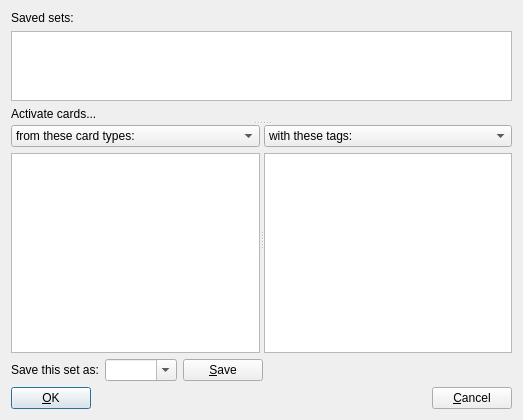
First picture: the form in mnemosyne/mnemosyne/pyqt_ui/activate_cards_dlg.ui, repository vasvlad/pomni, before the edit.
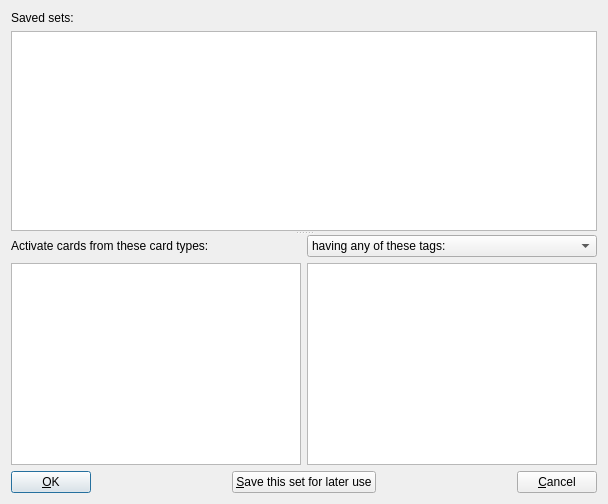
Second picture: the form after the edit.

Commit message: Redesign dialog.

What changed in the file:
```diff
--- a/mnemosyne/mnemosyne/pyqt_ui/activate_cards_dlg.ui
+++ b/mnemosyne/mnemosyne/pyqt_ui/activate_cards_dlg.ui
@@ -6,24 +6,22 @@
    <rect>
     <x>0</x>
     <y>0</y>
-    <width>523</width>
-    <height>408</height>
+    <width>608</width>
+    <height>504</height>
    </rect>
   </property>
   <property name="windowTitle">
    <string>Activate cards</string>
   </property>
-  <layout class="QVBoxLayout" name="verticalLayout_5">
-   <item>
-    <layout class="QVBoxLayout" name="verticalLayout_4">
-     <item>
-      <widget class="QSplitter" name="splitter_2">
-       <property name="orientation">
-        <enum>Qt::Vertical</enum>
-       </property>
-       <widget class="QWidget" name="">
         <layout class="QVBoxLayout" name="verticalLayout_3">
          <item>
+    <widget class="QSplitter" name="splitter">
+     <property name="orientation">
+      <enum>Qt::Vertical</enum>
+     </property>
+     <widget class="QWidget" name="layoutWidget">
+      <layout class="QVBoxLayout" name="verticalLayout_2">
+       <item>
           <widget class="QLabel" name="label_3">
            <property name="text">
             <string>Saved sets:</string>
@@ -31,35 +29,26 @@
           </widget>
          </item>
          <item>
-          <widget class="QListView" name="saved_sets">
-           <property name="sizePolicy">
-            <sizepolicy hsizetype="Expanding" vsizetype="Expanding">
-             <horstretch>0</horstretch>
-             <verstretch>0</verstretch>
-            </sizepolicy>
-           </property>
-          </widget>
-         </item>
-         <item>
-          <widget class="QLabel" name="label">
-           <property name="text">
-            <string>Activate cards...</string>
-           </property>
-          </widget>
+        <widget class="QListView" name="saved_sets"/>
          </item>
         </layout>
        </widget>
-       <widget class="QSplitter" name="splitter">
-        <property name="orientation">
-         <enum>Qt::Horizontal</enum>
-        </property>
-        <widget class="QWidget" name="">
+     <widget class="QWidget" name="layoutWidget">
          <layout class="QVBoxLayout" name="verticalLayout">
           <item>
-           <widget class="QComboBox" name="comboBox">
+        <layout class="QGridLayout" name="gridLayout">
+         <item row="0" column="0">
+          <widget class="QLabel" name="label">
+           <property name="text">
+            <string>Activate cards from these card types:</string>
+           </property>
+          </widget>
+         </item>
+         <item row="0" column="1">
+          <widget class="QComboBox" name="comboBox_2">
             <item>
              <property name="text">
-              <string>from these card types:</string>
+             <string>having any of these tags:</string>
              </property>
             </item>
             <item>
@@ -69,20 +58,8 @@
             </item>
            </widget>
           </item>
-          <item>
+         <item row="1" column="0">
            <widget class="QTreeWidget" name="card_types_tree">
-            <property name="sizePolicy">
-             <sizepolicy hsizetype="Expanding" vsizetype="Expanding">
-              <horstretch>0</horstretch>
-              <verstretch>0</verstretch>
-             </sizepolicy>
-            </property>
-            <property name="minimumSize">
-             <size>
-              <width>0</width>
-              <height>200</height>
-             </size>
-            </property>
             <property name="headerHidden">
              <bool>true</bool>
             </property>
@@ -96,32 +73,8 @@
             </column>
            </widget>
           </item>
-         </layout>
-        </widget>
-        <widget class="QWidget" name="">
-         <layout class="QVBoxLayout" name="verticalLayout_2">
-          <item>
-           <widget class="QComboBox" name="comboBox_2">
-            <item>
-             <property name="text">
-              <string>with these tags:</string>
-             </property>
-            </item>
-            <item>
-             <property name="text">
-              <string>without these tags:</string>
-             </property>
-            </item>
-           </widget>
-          </item>
-          <item>
+         <item row="1" column="1">
            <widget class="QTreeWidget" name="tags_tree">
-            <property name="sizePolicy">
-             <sizepolicy hsizetype="Expanding" vsizetype="Expanding">
-              <horstretch>0</horstretch>
-              <verstretch>0</verstretch>
-             </sizepolicy>
-            </property>
             <property name="sortingEnabled">
              <bool>true</bool>
             </property>
@@ -142,47 +95,6 @@
            </widget>
           </item>
          </layout>
-        </widget>
-       </widget>
-      </widget>
-     </item>
-     <item>
-      <layout class="QHBoxLayout" name="horizontalLayout_2">
-       <item>
-        <widget class="QLabel" name="label_2">
-         <property name="text">
-          <string>Save this set as:</string>
-         </property>
-        </widget>
-       </item>
-       <item>
-        <widget class="QComboBox" name="save_set_as">
-         <property name="editable">
-          <bool>true</bool>
-         </property>
-        </widget>
-       </item>
-       <item>
-        <widget class="QPushButton" name="save_button">
-         <property name="text">
-          <string>&amp;Save</string>
-         </property>
-        </widget>
-       </item>
-       <item>
-        <spacer name="horizontalSpacer">
-         <property name="orientation">
-          <enum>Qt::Horizontal</enum>
-         </property>
-         <property name="sizeHint" stdset="0">
-          <size>
-           <width>40</width>
-           <height>20</height>
-          </size>
-         </property>
-        </spacer>
-       </item>
-      </layout>
      </item>
      <item>
       <layout class="QHBoxLayout" name="horizontalLayout_3">
@@ -196,6 +108,26 @@
          </property>
         </widget>
        </item>
+         <item>
+          <spacer name="horizontalSpacer_4">
+           <property name="orientation">
+            <enum>Qt::Horizontal</enum>
+           </property>
+           <property name="sizeHint" stdset="0">
+            <size>
+             <width>40</width>
+             <height>20</height>
+            </size>
+           </property>
+          </spacer>
+         </item>
+         <item>
+          <widget class="QPushButton" name="save_button">
+           <property name="text">
+            <string>&amp;Save this set for later use</string>
+           </property>
+          </widget>
+         </item>
        <item>
         <spacer name="horizontalSpacer_2">
          <property name="orientation">
@@ -219,6 +151,8 @@
       </layout>
      </item>
     </layout>
+     </widget>
+    </widget>
    </item>
   </layout>
  </widget>
```
Left out of the diff: 24 changed lines with no effect on the pictures. Lines whose indentation alone changed are shown as unchanged. The commit also changes 2 other files.
